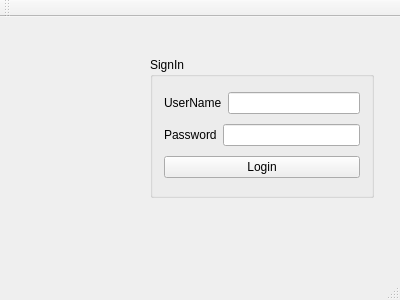
First picture: the form in mainwindow.ui, repository RyoYamamotoJP/qt-tutorials-for-beginners, before the edit.
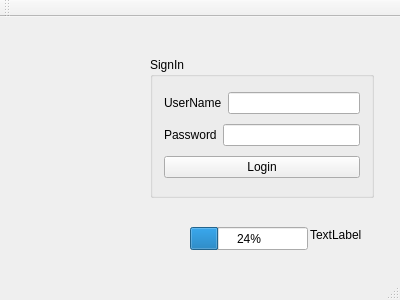
Second picture: the form after the edit.

Commit message: Show message in status bar

Patch:
```diff
--- a/mainwindow.ui
+++ b/mainwindow.ui
@@ -77,6 +77,32 @@
      <string/>
     </property>
    </widget>
+   <widget class="QLabel" name="label_3">
+    <property name="geometry">
+     <rect>
+      <x>310</x>
+      <y>210</y>
+      <width>59</width>
+      <height>16</height>
+     </rect>
+    </property>
+    <property name="text">
+     <string>TextLabel</string>
+    </property>
+   </widget>
+   <widget class="QProgressBar" name="progressBar">
+    <property name="geometry">
+     <rect>
+      <x>190</x>
+      <y>210</y>
+      <width>118</width>
+      <height>23</height>
+     </rect>
+    </property>
+    <property name="value">
+     <number>24</number>
+    </property>
+   </widget>
   </widget>
   <widget class="QMenuBar" name="menuBar">
    <property name="geometry">
```
The commit also changes 1 other file.
